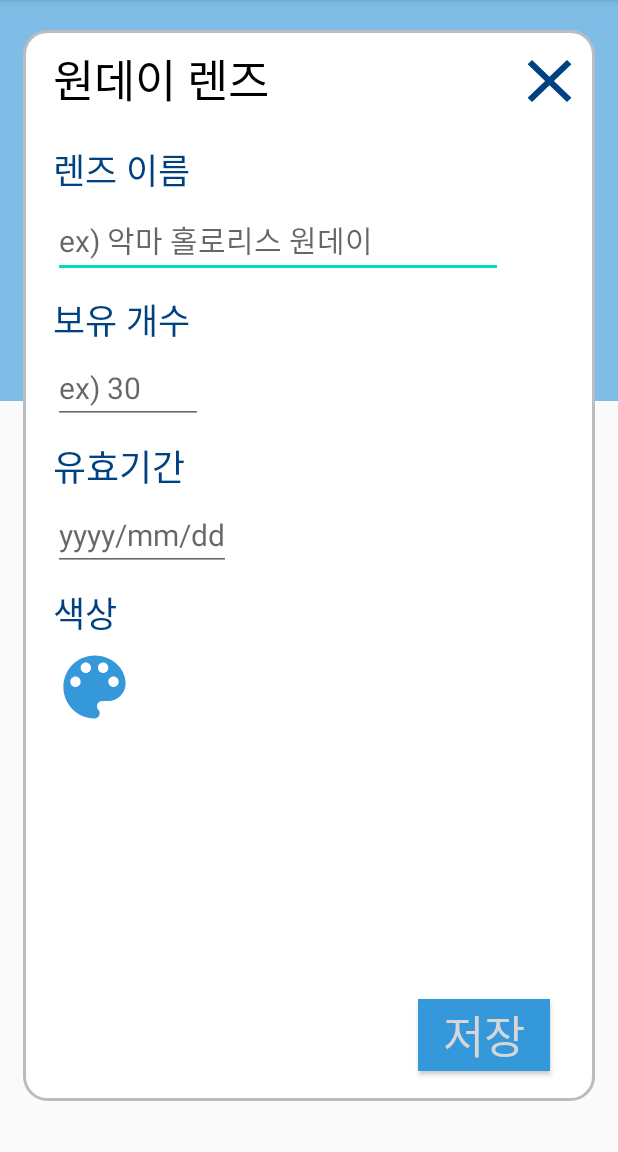
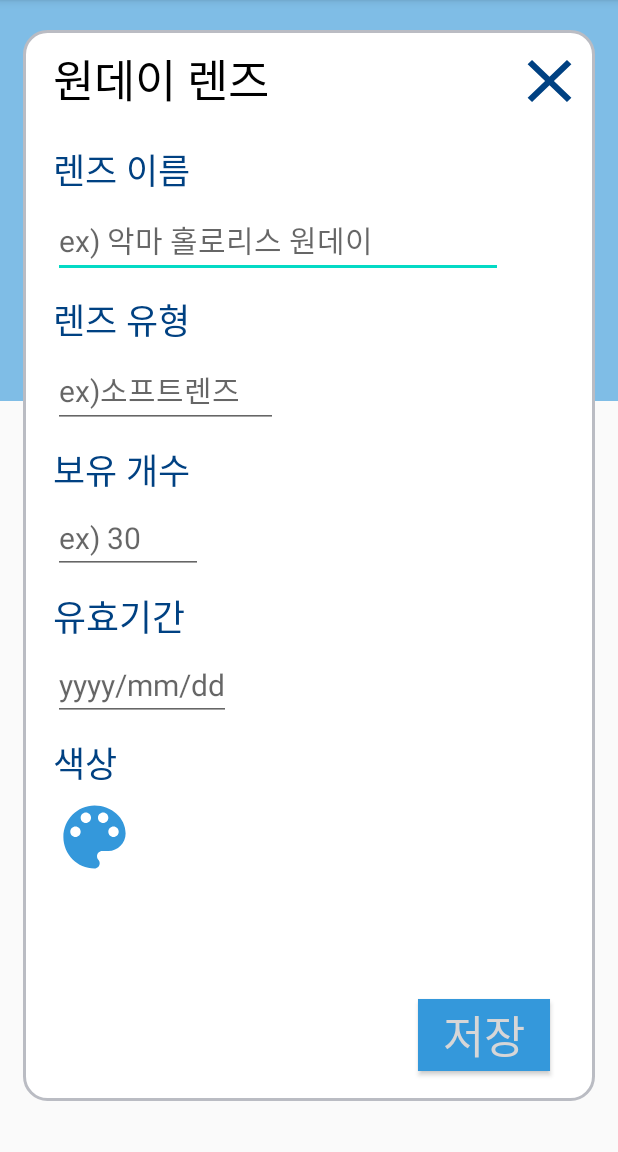
Before and after one commit to SeoeunPark/NUNU_oldver, an Android app: the Oneday screen opened directly, with no data from a screen before it, on a phone screen of 412 x 824 dp, the part 84-1236 px from its top. Run offline under Robolectric (Android 15) with nearby library versions, the phone set to English and light mode, and no system bars; libraries missing offline, so code that uses them is left out: petrov.kristiyan.colorpicker.

Commit message:
[수정] activity_oneday.xml - 렌즈 유형 추가 Oneday.java - 렌즈 유형 선택 버튼, 텍스트 넣기 Monthly.java - 렌즈 유형 선택 버튼, 텍스트 넣기

```diff
--- a/app/src/main/java/com/example/NUNU/Lens.java
+++ b/app/src/main/java/com/example/NUNU/Lens.java
@@ -74,6 +74,7 @@ public class Lens extends Fragment implements View.OnClickListener{
         super.onCreate(savedInstanceState);
         oneday = new Oneday();
         monthly = new Monthly();
+
     }
 
     @Override
--- a/app/src/main/java/com/example/NUNU/MainActivity.java
+++ b/app/src/main/java/com/example/NUNU/MainActivity.java
@@ -1,6 +1,5 @@
 package com.example.NUNU;
 
-import android.content.Context;
 import android.os.Bundle;
 import android.view.MenuItem;
 
@@ -13,7 +12,6 @@ public class MainActivity extends AppCompatActivity {
     Home fragment1; // 홈 fragment
     Lens fragment2; // 렌즈 fragment
     User fragment3; // 유저 fragment
-    public static Context mContext;
 
     @Override
     protected void onCreate(Bundle savedInstanceState) {
@@ -24,7 +22,6 @@ public class MainActivity extends AppCompatActivity {
         fragment1 = new Home();
         fragment2 = new Lens();
         fragment3 = new User();
-        mContext = this;
         //제일 처음 보여지는 창
         getSupportFragmentManager().beginTransaction().replace(R.id.main_layout, fragment1).commitAllowingStateLoss();
         navi_bar(); // 메뉴 선택
--- a/app/src/main/java/com/example/NUNU/NoteAdapter.java
+++ b/app/src/main/java/com/example/NUNU/NoteAdapter.java
@@ -27,7 +27,7 @@ public class NoteAdapter extends RecyclerView.Adapter<NoteAdapter.ViewHolder>{
     @Override
     public void onBindViewHolder(@NonNull ViewHolder viewHolder, int position) {
         Note item = items.get(position);
-      viewHolder.setItem(item);  //이게 추가하는 거
+        viewHolder.setItem(item);  //이게 추가하는 거
     }
     //recylerview의 총 개수
     @Override
@@ -52,7 +52,6 @@ public class NoteAdapter extends RecyclerView.Adapter<NoteAdapter.ViewHolder>{
 
         public ViewHolder(View itemView ){
             super(itemView);
-
             layout1 = itemView.findViewById(R.id.layout1);
             lens_name = itemView.findViewById(R.id.lens_name);
             lens_cnt = itemView.findViewById(R.id.lens_cnt);
--- a/app/src/main/java/com/example/NUNU/Oneday.java
+++ b/app/src/main/java/com/example/NUNU/Oneday.java
@@ -1,11 +1,15 @@
 package com.example.NUNU;
 
+import android.app.AlertDialog;
 import android.app.DatePickerDialog;
+import android.content.Context;
+import android.content.DialogInterface;
 import android.os.Bundle;
 import android.view.View;
 import android.widget.Button;
 import android.widget.DatePicker;
 import android.widget.EditText;
+import android.widget.Toast;
 
 import androidx.appcompat.app.AppCompatActivity;
 
@@ -20,8 +24,9 @@ public class Oneday extends AppCompatActivity {
     Calendar myCalendar = Calendar.getInstance();
     private Button pallete;
     private int posi;
-    private String clname;
-    private Button cancel;
+    private String clname;  // 렌즈 색
+    private Button cancel; //X 버튼
+    private EditText one_type; // 렌즈유형
 
     @Override
     protected void onCreate(Bundle savedInstanceState) {
@@ -30,6 +35,13 @@ public class Oneday extends AppCompatActivity {
         EditText et_Date = (EditText) findViewById(R.id.Oneday_period);
         pallete = (Button) findViewById(R.id.Oneday_color);
         cancel = (Button) findViewById(R.id.to_main);
+        one_type = (EditText)findViewById(R.id.Oneday_type);
+
+        one_type.setOnClickListener(new View.OnClickListener() {
+            public void onClick(View v){
+                type();
+            }
+        });
 
         //유효기간
         et_Date.setOnClickListener(new View.OnClickListener() {
@@ -60,11 +72,11 @@ public class Oneday extends AppCompatActivity {
             myCalendar.set(Calendar.YEAR, year);
             myCalendar.set(Calendar.MONTH, month);
             myCalendar.set(Calendar.DAY_OF_MONTH, dayOfMonth);
-            updateLabel();
+            updateLabel_period();
         }
     };
 
-    private void updateLabel() {
+    private void updateLabel_period() {
         String myFormat = "yyyy/MM/dd";    // 출력형식   2018/11/28
         SimpleDateFormat sdf = new SimpleDateFormat(myFormat, Locale.KOREA);
         EditText et_date = (EditText) findViewById(R.id.Oneday_period);
@@ -122,7 +134,6 @@ public class Oneday extends AppCompatActivity {
                         }else if(posi ==9) {
                             clname = "보라색";
                         }
-
                     }
                     @Override
                     public void onCancel() {
@@ -132,5 +143,25 @@ public class Oneday extends AppCompatActivity {
         //색 잘 들어가는지 확인
         // Toast.makeText(getApplicationContext(), clname, Toast.LENGTH_SHORT).show();
     }
+    final Context context = this;
+    public void type(){
+        {
+            final CharSequence[] items ={"소프트렌즈","하드렌즈","미용렌즈"};
+            AlertDialog.Builder alertDialogBuilder = new AlertDialog.Builder(context);
+            alertDialogBuilder.setTitle("옵션 선택");
+
+            alertDialogBuilder.setSingleChoiceItems(items, -1, new DialogInterface.OnClickListener() {
+                public void onClick(DialogInterface dialog, int id) {
+                    Toast.makeText(getApplicationContext(), items[id], Toast.LENGTH_SHORT).show();
+                    EditText type = (EditText) findViewById(R.id.Oneday_type);
+                    type.setText(items[id]);
+                    dialog.dismiss();
+                }
+            });
+
+            AlertDialog alertDialog = alertDialogBuilder.create();
+            alertDialog.show();
+        }
+    }
 
 }
--- a/app/src/main/res/layout/activity_oneday.xml
+++ b/app/src/main/res/layout/activity_oneday.xml
@@ -78,10 +78,33 @@
                             android:textSize="20sp" />
 
                         <TextView
+                        android:id="@+id/one_type_text"
+                        android:layout_width="wrap_content"
+                        android:layout_height="wrap_content"
+                        android:layout_below="@id/Oneday_name"
+                        android:layout_marginTop="10dp"
+                        android:text="렌즈 유형"
+                        android:textColor="@color/dartblue"
+                        android:textSize="23sp" />
+
+                        <EditText
+                            android:id="@+id/Oneday_type"
+                            android:layout_width="150dp"
+                            android:layout_height="wrap_content"
+                            android:layout_below="@id/one_type_text"
+                            android:layout_marginTop="4dp"
+                            android:clickable="true"
+                            android:editable="false"
+                            android:focusable="false"
+                            android:hint="ex)소프트렌즈"
+                            android:textColor="#29367A"
+                            android:textSize="20sp" />
+
+                        <TextView
                             android:id="@+id/one_cnt_text"
                             android:layout_width="wrap_content"
                             android:layout_height="wrap_content"
-                            android:layout_below="@id/Oneday_name"
+                            android:layout_below="@id/Oneday_type"
                             android:layout_marginTop="10dp"
                             android:text="보유 개수"
                             android:textColor="@color/dartblue"
--- a/app/src/main/res/layout/fragment_lens.xml
+++ b/app/src/main/res/layout/fragment_lens.xml
@@ -7,7 +7,6 @@
     android:layout_height="match_parent"
     tools:context=".Lens">
     >
-
     <RelativeLayout
         android:layout_width="match_parent"
         android:layout_height="match_parent">
--- a/app/src/main/res/layout/note_item.xml
+++ b/app/src/main/res/layout/note_item.xml
@@ -2,13 +2,13 @@
     xmlns:app="http://schemas.android.com/apk/res-auto"
     android:layout_width="match_parent"
     android:layout_height="wrap_content"
-    android:layout_marginTop="10dp"
+    android:layout_marginTop="8dp"
     android:layout_marginLeft="4dp"
     android:layout_marginRight="4dp"
     android:layout_marginBottom="4dp"
     app:cardBackgroundColor="#FFFFFFFF"
     app:cardCornerRadius="10dp"
-    app:cardElevation="10dp">
+    app:cardElevation="5dp">
 
     <LinearLayout
         android:id="@+id/layout1"
```
Also changed, not shown: app/src/main/java/com/example/NUNU/Monthly.java (+184 -1 lines), app/src/main/res/layout/activity_monthly.xml (+10 -8 lines).
